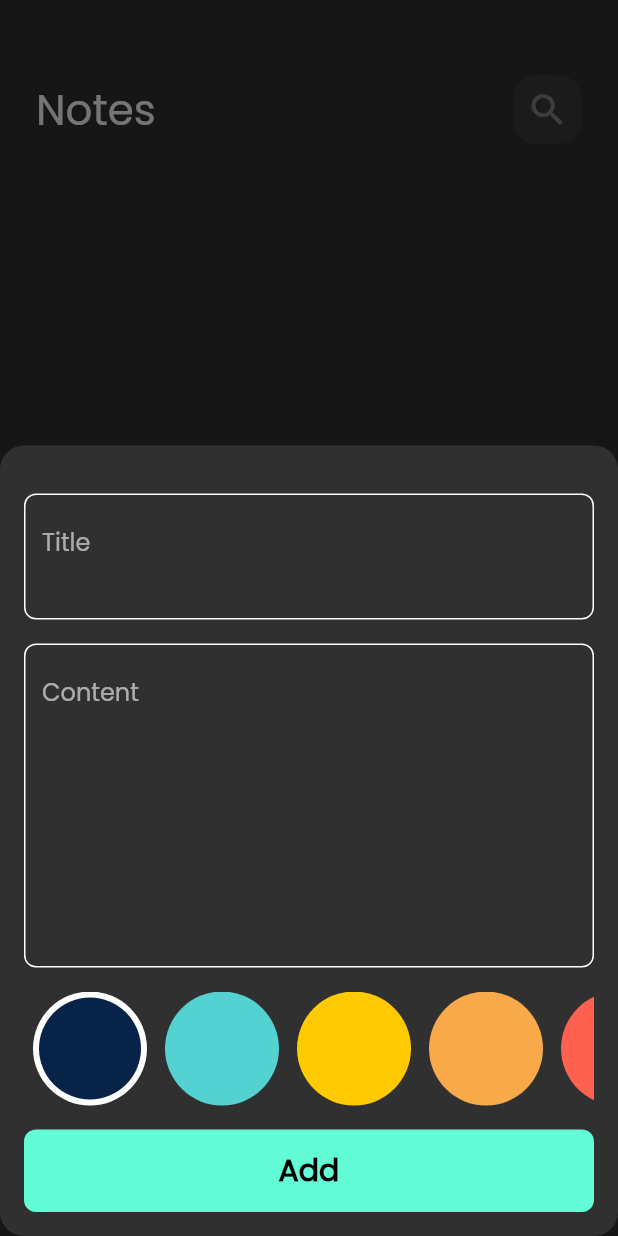
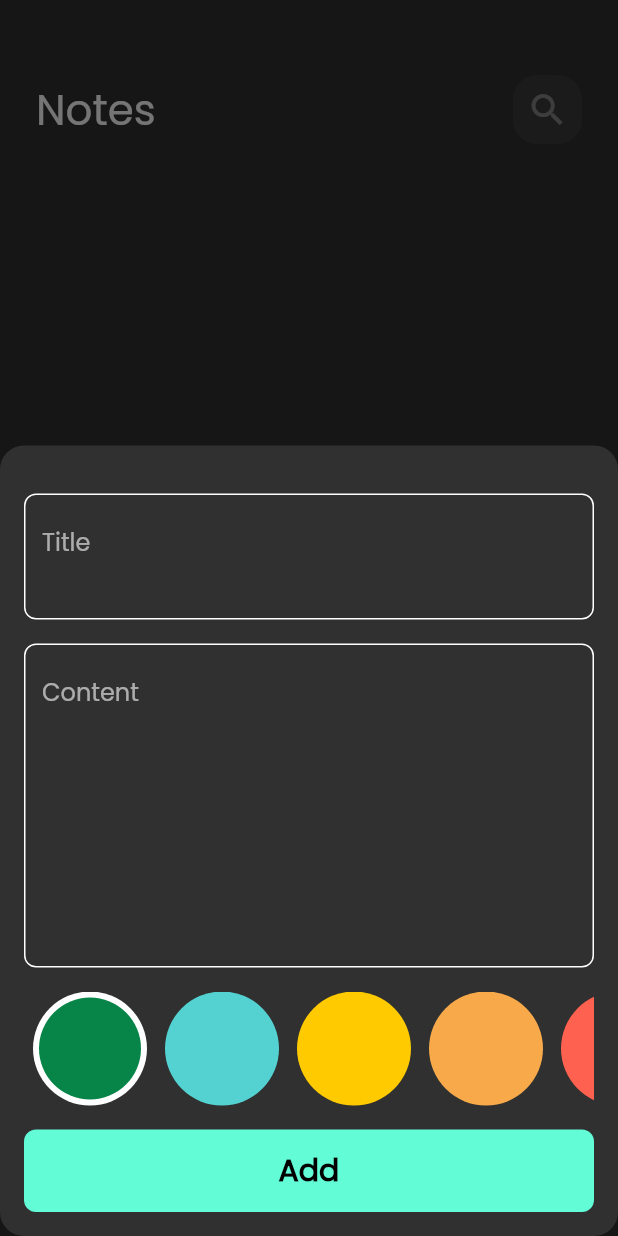
Before and after one commit to logann99/notes_app, a Flutter app: the screen it shows after launch, after a tap on the "add" icon, on a phone screen of 412 x 824 dp. Run offline on Flutter 3.47's test engine with Material 2 defaults, Android fonts, the phone set to English and light mode, and no system bars; our stand-ins replace bloc, flutter_bloc, font_awesome_flutter, hive, hive_flutter; accounts and stored records are empty.

Commit message:
Add colors list view to edit note view

```diff
--- a/lib/widgets/add_note_form.dart
+++ b/lib/widgets/add_note_form.dart
@@ -51,7 +51,8 @@ class _AddNoteFormState extends State<AddNoteForm> {
           const SizedBox(
             height: 16,
           ),
-          const ColorsListView(),
+        const  ColorsListView(),
+
           const SizedBox(
             height: 16,
           ),
--- a/lib/widgets/colors_list_view.dart
+++ b/lib/widgets/colors_list_view.dart
@@ -1,6 +1,8 @@
 import 'package:flutter/material.dart';
 import 'package:flutter_bloc/flutter_bloc.dart';
 import 'package:notes_app/cubits/add_note_cubit/add_note_cubit.dart';
+
+import 'package:notes_app/widgets/constants.dart';
 
 class ColorItem extends StatelessWidget {
   const ColorItem({
@@ -33,26 +35,20 @@ class ColorsListView extends StatefulWidget {
   const ColorsListView({
     super.key,
   });
-
+// final NoteModel note;
   @override
   State<ColorsListView> createState() => _ColorsListViewState();
 }
 
 class _ColorsListViewState extends State<ColorsListView> {
-  int currentColorIndex = 0;
-  List<Color> colors = const [
-    Color(0xff072448),
-    Color(0xff54d2d2),
-    Color(0xffffcb00),
-    Color(0xfff8aa4b),
-    Color(0xffff6150),
-  ];
+
+
   @override
   Widget build(BuildContext context) {
     return SizedBox(
       height: 38 * 2,
       child: ListView.builder(
-          itemCount: colors.length,
+          itemCount: kColors.length,
           scrollDirection: Axis.horizontal,
           itemBuilder: (context, index) {
             return Padding(
@@ -63,11 +59,11 @@ class _ColorsListViewState extends State<ColorsListView> {
                   onTap: () {
                     currentColorIndex = index;
                     BlocProvider.of<AddNoteCubit>(context).color =
-                        colors[index];
+                        kColors[index];
                     setState(() {});
                   },
                   child: ColorItem(
-                    color: colors[index],
+                    color: kColors[index],
                     isActiveColor: currentColorIndex == index,
                   ),
                 ));
--- a/lib/widgets/constants.dart
+++ b/lib/widgets/constants.dart
@@ -2,3 +2,12 @@ import 'package:flutter/material.dart';
 
 const kPrimaryColor = Color(0xff62fcD7);
 const kNotesBox = 'notes_box';
+
+int currentColorIndex = 0;
+List<Color> kColors = const [
+  Color(0xff078448),
+  Color(0xff54d2d2),
+  Color(0xffffcb00),
+  Color(0xfff8aa4b),
+  Color(0xffff6150),
+];
```
Also changed, not shown: lib/widgets/edit_note_list_view.dart (added, +51 -0 lines), lib/widgets/edit_view_body.dart (+7 -0 lines).
